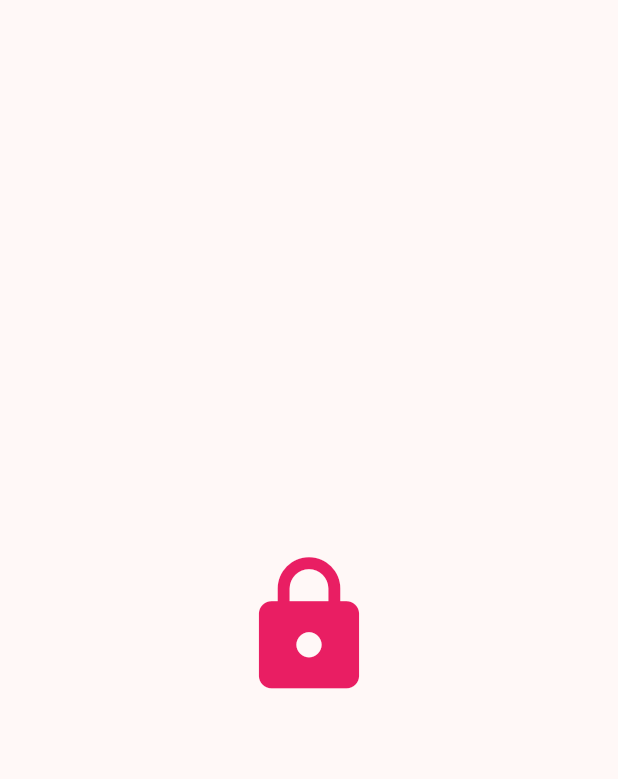
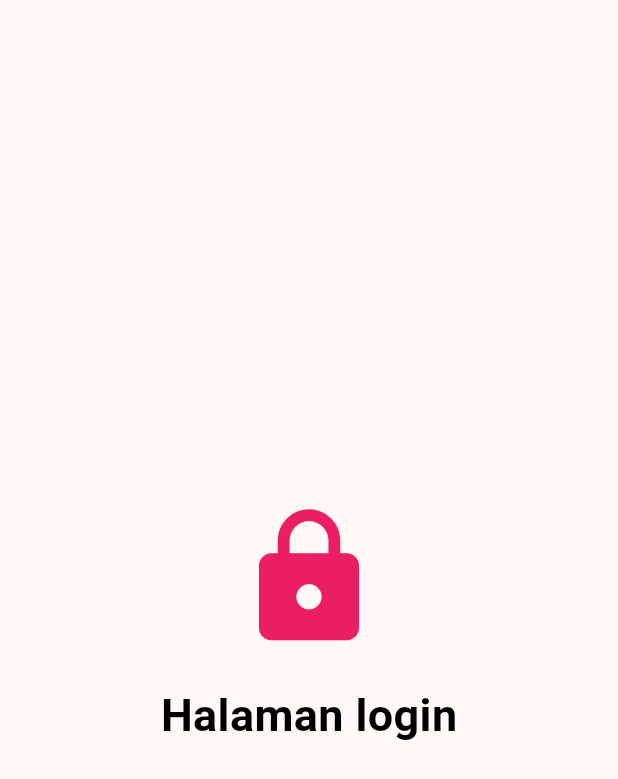
Before and after one commit to KishiEdward/KB1179-1123150045-uts, a Flutter app: the Login screen opened directly, on a phone screen of 412 x 824 dp. Shown: the top 779 px of the screen. Run offline on Flutter 3.47's test engine with Material 3 defaults, Android fonts, the phone set to English and light mode, and no system bars.

Commit message:
membuat login

```diff
--- a/lib/login.dart
+++ b/lib/login.dart
@@ -19,6 +19,15 @@ class Login extends StatelessWidget {
                 size: 100,
                 color: Colors.pink,
               ),
+              SizedBox(height: 20),
+              Text(
+                "Halaman login",
+                style: TextStyle(
+                  fontSize: 30,
+                  fontWeight: FontWeight.bold,
+                  color: const Color.fromARGB(255, 0, 0, 0),
+                ),
+              )
             ],
           ),
         ),
```
